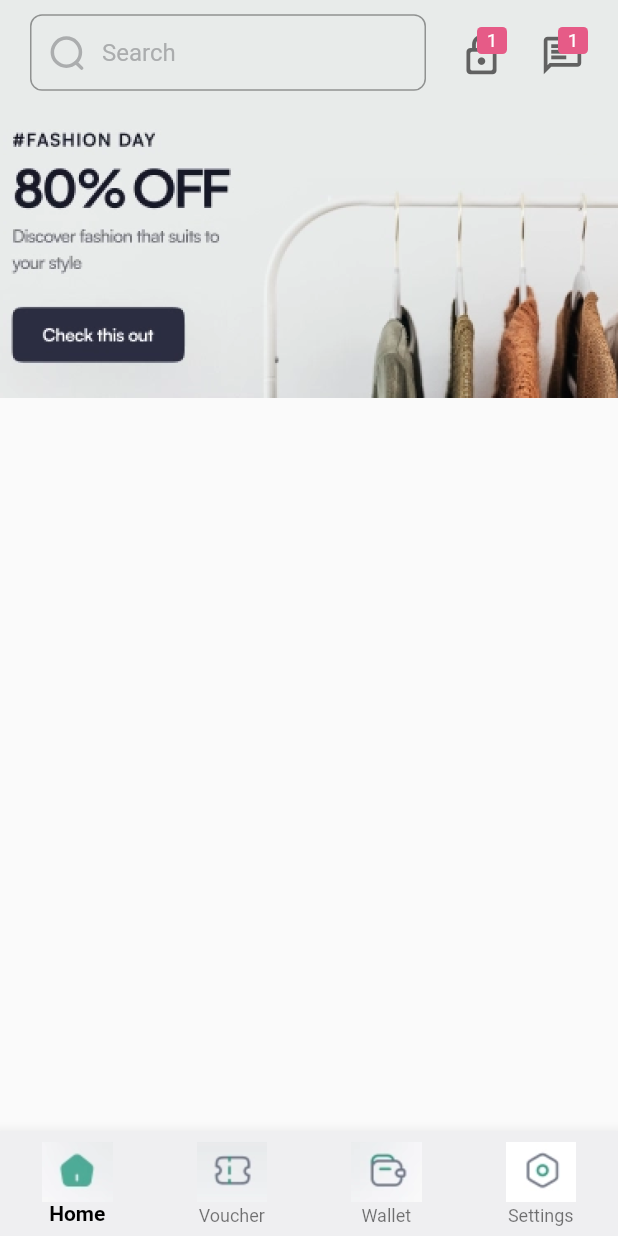
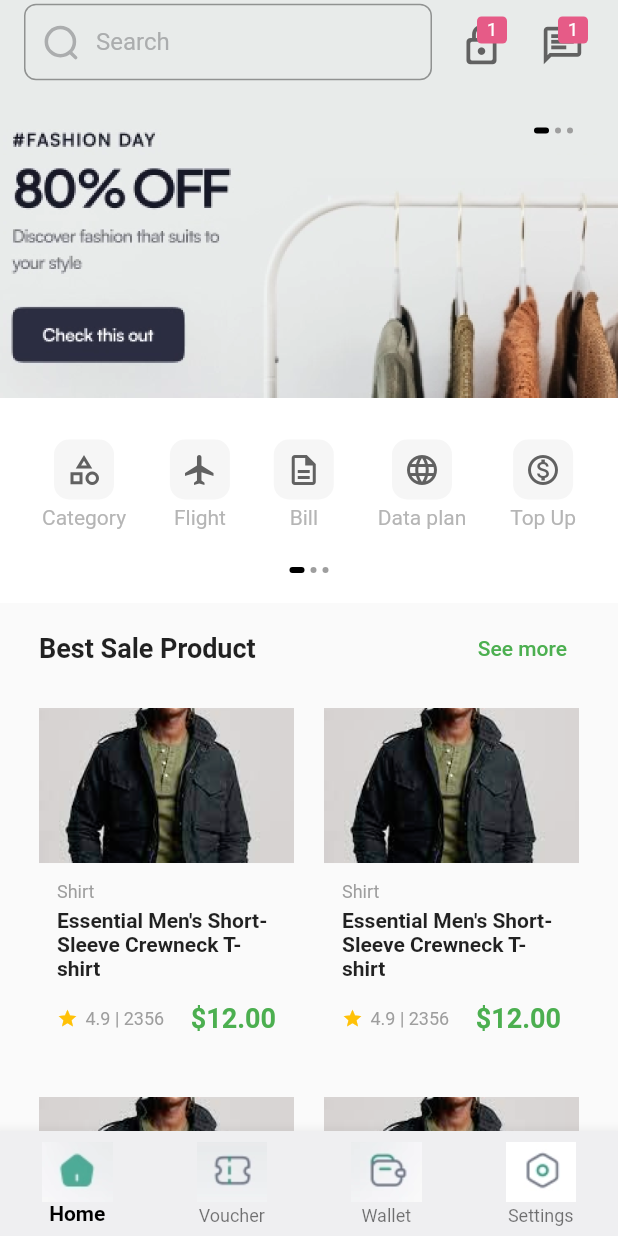
Before and after one commit to cs-onah/E-commerce, a Flutter app: the screen it shows after launch, on a phone screen of 412 x 824 dp. Run offline on Flutter 3.47's test engine with Material 2 defaults, Android fonts, the phone set to English and light mode, and no system bars; our stand-ins replace flutter_hooks, flutter_svg.

Commit message:
Clean up homepage design

```diff
--- a/lib/ui/screens/home_screen.dart
+++ b/lib/ui/screens/home_screen.dart
@@ -1,8 +1,11 @@
 import 'package:dribble_design/ui/widgets/badged_icon.dart';
 import 'package:dribble_design/ui/widgets/carousel.dart';
+import 'package:dribble_design/ui/widgets/category_item.dart';
+import 'package:dribble_design/ui/widgets/fixed_header.dart';
+import 'package:dribble_design/ui/widgets/indicator_dot.dart';
+import 'package:dribble_design/ui/widgets/product_tile.dart';
 import 'package:dribble_design/ui/widgets/search_bar.dart';
 import 'package:flutter/material.dart';
-import 'package:dribble_design/constant.dart';
 
 class HomePage extends StatefulWidget {
   const HomePage({
@@ -14,50 +17,128 @@ class HomePage extends StatefulWidget {
 }
 
 class _HomePageState extends State<HomePage> {
+  final appBarMaxHeight = 200 + 125;
   @override
   Widget build(BuildContext context) {
     return Scaffold(
-      body: Column(
-        children: <Widget>[
-          Stack(
+      backgroundColor: Color(0xffFAFAFA),
+      body: NestedScrollView(
+        headerSliverBuilder: (BuildContext context, bool innerBoxIsScrolled) =>
+            <Widget>[
+          SliverAppBar(
+            elevation: 0,
+            backgroundColor: Colors.white,
+            pinned: true,
+            floating: false,
+            expandedHeight: appBarMaxHeight - 60,
+            title: SearchBar(),
+            actions: [
+              Center(
+                child: BadgedIcon(
+                  icon: Icon(
+                    Icons.lock_outline_rounded,
+                    size: 30,
+                    color: Colors.grey[700],
+                  ),
+                ),
+              ),
+              const SizedBox(width: 20),
+              Center(
+                child: BadgedIcon(
+                  icon: Icon(
+                    Icons.chat_outlined,
+                    size: 30,
+                    color: Colors.grey[700],
+                  ),
+                ),
+              ),
+              const SizedBox(width: 20),
+            ],
+            flexibleSpace: FlexibleSpaceBar(
+              centerTitle: true,
+              title: null,
+              background: Stack(
                 children: [
                   //Carousel
                   Carousel(
                     children: [
                       CarouselItem(
-                    child: Image.asset("images/poster1.png", fit: BoxFit.cover),
+                        child: Image.asset(
+                          "images/poster1.png",
+                          fit: BoxFit.cover,
+                        ),
                         themeColor: Color(0xffE8EBEA),
                       ),
                       CarouselItem(
-                    child: Image.asset("images/poster2.png", fit: BoxFit.cover),
+                        child: Image.asset(
+                          "images/poster2.png",
+                          fit: BoxFit.cover,
+                        ),
                         themeColor: Color(0xffE4DBDB),
                       ),
                     ],
                   ),
-              Container(
-                height: 60,
-                margin: EdgeInsets.only(
-                  left: 20,
-                  right: 20,
-                  top: MediaQuery.of(context).padding.top + 5,
+                ],
               ),
-                child: Row(
+            ),
+          ),
+          SliverToBoxAdapter(
+            child: Container(
+              color: Colors.white,
+              padding: EdgeInsets.symmetric(horizontal: 28.0),
+              child: Column(
                 children: [
-                    Expanded(child: SearchBar()),
-                    const SizedBox(width: 20),
-                    BadgedIcon(
-                      icon: Icon(Icons.lock_outline_rounded, size: 30, color: Colors.grey[700]),
+                  const SizedBox(height: 28),
+                  Row(
+                    mainAxisAlignment: MainAxisAlignment.spaceBetween,
+                    children: [
+                      CategoryItem(
+                        caption: "Category",
+                        icon: Icon(Icons.category_outlined,
+                            color: Colors.grey[700]),
                       ),
-                    const SizedBox(width: 20),
-                    BadgedIcon(
-                      icon: Icon(Icons.chat_outlined, size: 30, color: Colors.grey[700]),
+                      CategoryItem(
+                        caption: "Flight",
+                        icon: Icon(Icons.flight_outlined,
+                            color: Colors.grey[700]),
                       ),
-                  ],
+                      CategoryItem(
+                        caption: "Bill",
+                        icon: Icon(
+                          Icons.description_outlined,
+                          color: Colors.grey[700],
+                        ),
+                      ),
+                      CategoryItem(
+                        caption: "Data plan",
+                        icon: Icon(Icons.language_outlined,
+                            color: Colors.grey[700]),
+                      ),
+                      CategoryItem(
+                        caption: "Top Up",
+                        icon: Icon(
+                          Icons.monetization_on_outlined,
+                          color: Colors.grey[700],
                         ),
                       ),
                     ],
                   ),
+                  const SizedBox(height: 25),
+                  IndicatorDot(),
                 ],
+              ),
+            ),
+          ),
+          SliverPersistentHeader(pinned: true, delegate: FixedHeader()),
+        ],
+        body: GridView.count(
+          crossAxisCount: 2,
+          childAspectRatio: 1 / 1.35,
+          padding: EdgeInsets.symmetric(horizontal: 26, vertical: 10),
+          crossAxisSpacing: 20,
+          mainAxisSpacing: 30,
+          children: List.filled(5, ProductTile()),
+        ),
       ),
       bottomNavigationBar: BottomNavigationBar(
         backgroundColor: Color(0xffEFEFF1),
--- /dev/null
+++ b/lib/ui/transitions/slide_opacity_transition.dart
@@ -0,0 +1,48 @@
+import 'package:flutter/material.dart';
+
+class SlideOpacityTransition extends StatefulWidget {
+  final Widget child;
+  final Duration? duration;
+  const SlideOpacityTransition({Key? key, required this.child, this.duration})
+      : super(key: key);
+
+  @override
+  State<SlideOpacityTransition> createState() => _SlideOpacityTransitionState();
+}
+
+class _SlideOpacityTransitionState extends State<SlideOpacityTransition>
+    with SingleTickerProviderStateMixin {
+  late AnimationController controller;
+
+  final slideTween = Tween<Offset>(begin: Offset(0, 5), end: Offset.zero);
+
+  @override
+  void initState() {
+    controller = AnimationController(
+      vsync: this,
+      duration: widget.duration ?? Duration(milliseconds: 700),
+    );
+    controller.forward();
+    super.initState();
+  }
+
+  @override
+  Widget build(BuildContext context) {
+    return AnimatedBuilder(
+      animation: controller,
+      child: widget.child,
+      builder: (_, child) {
+        return Opacity(
+          opacity: CurvedAnimation(
+            parent: controller,
+            curve: Curves.fastOutSlowIn,
+          ).value,
+          child: SlideTransition(
+            position: slideTween.animate(controller),
+            child: child!,
+          ),
+        );
+      },
+    );
+  }
+}
--- a/lib/ui/widgets/carousel.dart
+++ b/lib/ui/widgets/carousel.dart
@@ -1,6 +1,8 @@
+import 'package:dribble_design/ui/widgets/indicator_dot.dart';
 import 'package:flutter/material.dart';
+import 'package:flutter_hooks/flutter_hooks.dart';
 
-class Carousel extends StatelessWidget {
+class Carousel extends HookWidget {
   final List<CarouselItem> children;
   const Carousel({
     super.key,
@@ -9,9 +11,11 @@ class Carousel extends StatelessWidget {
 
   @override
   Widget build(BuildContext context) {
+    final page = useState(0);
     return SizedBox(
       height: 200 + 60 + MediaQuery.of(context).padding.top + 5,
       child: PageView(
+        onPageChanged: (i)=> page.value = i,
         children: children
             .map(
               (item) => Container(
@@ -23,7 +27,12 @@ class Carousel extends StatelessWidget {
                       height: 60 + MediaQuery.of(context).padding.top + 5,
                     ),
                     //carousel content
-                    SizedBox(height: 200, child: item.child)
+                    Stack(
+                      children: [
+                        SizedBox(height: 200, child: item.child),
+                        Positioned(top: 20, right: 30, child: IndicatorDot(selectedIndex: page.value)),
+                      ],
+                    )
                   ],
                 ),
               ),
--- /dev/null
+++ b/lib/ui/widgets/category_item.dart
@@ -0,0 +1,32 @@
+import 'package:flutter/material.dart';
+
+class CategoryItem extends StatelessWidget {
+  final Widget icon;
+  final String caption;
+  const CategoryItem({
+    super.key,
+    required this.icon,
+    required this.caption,
+  });
+
+  @override
+  Widget build(BuildContext context) {
+    return Column(
+      mainAxisSize: MainAxisSize.min,
+      children: [
+        Container(
+          padding: const EdgeInsets.all(8),
+          decoration: BoxDecoration(
+            borderRadius: const BorderRadius.all(Radius.circular(10)),
+            color: Color(0xffF6F6F6),
+          ),
+          child: Center(
+            child: icon,
+          ),
+        ),
+        const SizedBox(height: 4),
+        Text(caption, style: TextStyle(color: Color(0xffB5B5B5))),
+      ],
+    );
+  }
+}
--- /dev/null
+++ b/lib/ui/widgets/fixed_header.dart
@@ -0,0 +1,49 @@
+import 'package:flutter/material.dart';
+
+class FixedHeader extends SliverPersistentHeaderDelegate {
+  @override
+  Widget build(
+      context,
+      double shrinkOffset,
+      bool overlapsContent,
+      ) =>
+      Container(
+        color: Colors.white,
+        child: Column(
+          children: [
+            const SizedBox(height: 20),
+            Container(
+              color: Color(0xffFAFAFA),
+              padding: EdgeInsets.symmetric(horizontal: 26, vertical: 6),
+              child: Row(
+                children: [
+                  Expanded(
+                    child: Text(
+                      "Best Sale Product",
+                      style: TextStyle(fontSize: 18, fontWeight: FontWeight.w600),
+                    ),
+                  ),
+                  TextButton(
+                    onPressed: () {},
+                    child: Text(
+                      "See more",
+                      style: TextStyle(color: Colors.green),
+                    ),
+                  ),
+                ],
+              ),
+            ),
+          ],
+        ),
+      );
+
+  @override
+  double get maxExtent => 80;
+
+  @override
+  double get minExtent => 80;
+
+  @override
+  bool shouldRebuild(covariant SliverPersistentHeaderDelegate oldDelegate) =>
+      false;
+}
--- /dev/null
+++ b/lib/ui/widgets/indicator_dot.dart
@@ -0,0 +1,39 @@
+import 'package:flutter/material.dart';
+
+class IndicatorDot extends StatelessWidget {
+  final int selectedIndex, length;
+  const IndicatorDot({Key? key, this.selectedIndex = 0, this.length = 3})
+      : super(key: key);
+
+  @override
+  Widget build(BuildContext context) {
+    return SizedBox(
+      width: 10 + ((length - 1) * 8),
+      child: Row(
+        mainAxisAlignment: MainAxisAlignment.spaceBetween,
+        children: [for (int i = 0; i < length; i++) dot(selectedIndex == i)],
+      ),
+    );
+  }
+
+  Widget dot([bool isSelected = false]) {
+    if (isSelected) {
+      return Container(
+        width: 10,
+        height: 4,
+        decoration: BoxDecoration(
+          borderRadius: const BorderRadius.all(Radius.circular(10)),
+          color: Colors.black,
+        ),
+      );
+    }
+    return Container(
+      height: 4,
+      width: 4,
+      decoration: BoxDecoration(
+        shape: BoxShape.circle,
+        color: Colors.grey[500],
+      ),
+    );
+  }
+}
--- /dev/null
+++ b/lib/ui/widgets/product_tile.dart
@@ -0,0 +1,63 @@
+import 'package:flutter/material.dart';
+
+class ProductTile extends StatelessWidget {
+  final bool showBgColor;
+  const ProductTile({super.key, this.showBgColor = false});
+
+  @override
+  Widget build(BuildContext context) {
+    return Container(
+      color: showBgColor ? Colors.white : Colors.transparent,
+      child: Column(
+        children: [
+          //Image
+          Expanded(
+            child: Container(
+              width: double.infinity,
+              decoration: BoxDecoration(
+                color: Colors.grey[100],
+                image: DecorationImage(image: AssetImage("images/jacket.png"), fit: BoxFit.cover,)
+              ),
+            ),
+          ),
+          Padding(
+            padding: const EdgeInsets.symmetric(horizontal: 12.0, vertical: 12),
+            child: Column(
+              crossAxisAlignment: CrossAxisAlignment.start,
+              children: [
+                Text("Shirt",
+                    style: TextStyle(color: Colors.grey, fontSize: 12)),
+                const SizedBox(height: 4),
+                Text(
+                  "Essential Men's Short-Sleeve Crewneck T-shirt",
+                  style: TextStyle(
+                    fontWeight: FontWeight.bold,
+                    fontSize: 14,
+                  ),
+                ),
+                const SizedBox(height: 15),
+                Row(
+                  children: [
+                    Icon(Icons.star, color: Colors.amber, size: 14),
+                    const SizedBox(width: 5),
+                    Text("4.9 | 2356",
+                        style: TextStyle(color: Colors.grey, fontSize: 12)),
+                    Spacer(),
+                    Text(
+                      "\$12.00",
+                      style: TextStyle(
+                        fontSize: 18,
+                        fontWeight: FontWeight.w600,
+                        color: Colors.green,
+                      ),
+                    ),
+                  ],
+                )
+              ],
+            ),
+          ),
+        ],
+      ),
+    );
+  }
+}
--- a/pubspec.yaml
+++ b/pubspec.yaml
@@ -12,6 +12,7 @@ dependencies:
     sdk: flutter
   cupertino_icons: ^1.0.2
   google_fonts: ^4.0.4
+  flutter_hooks:
 
 dev_dependencies:
   flutter_test:
```
Also changed, not shown: images/jacket.png (added), pubspec.lock. Lines whose indentation alone changed are shown as unchanged.
